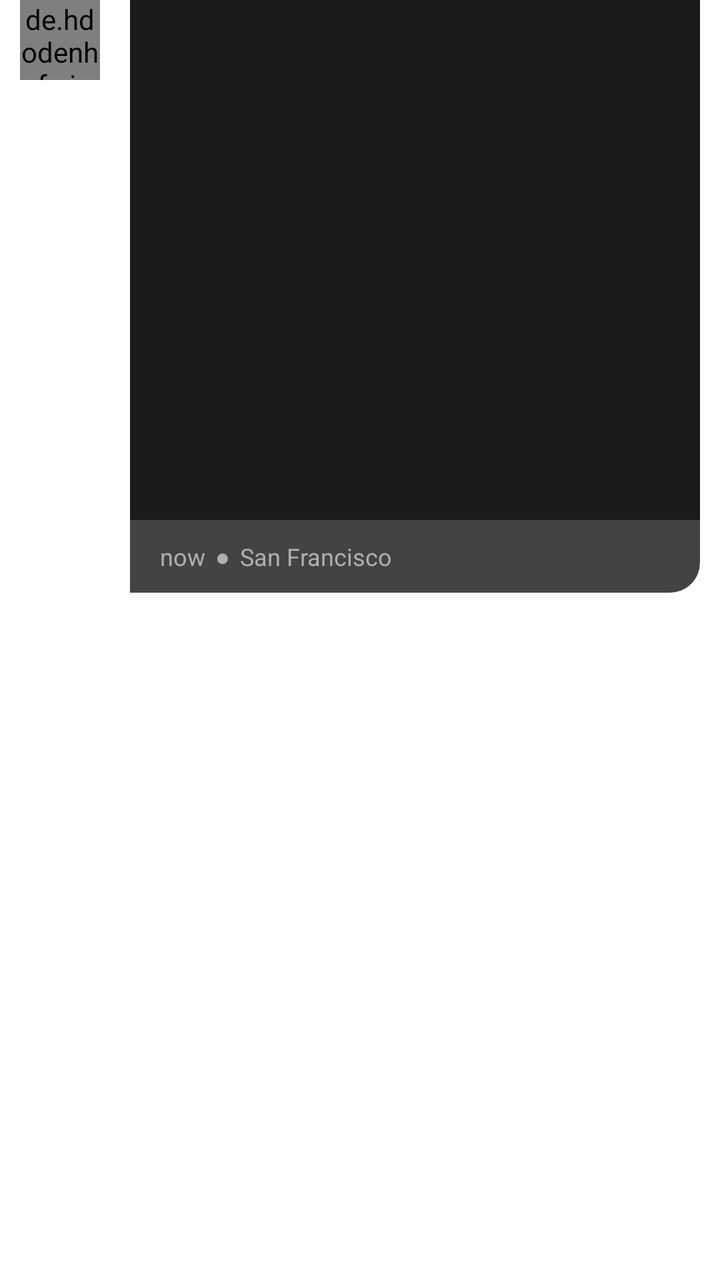
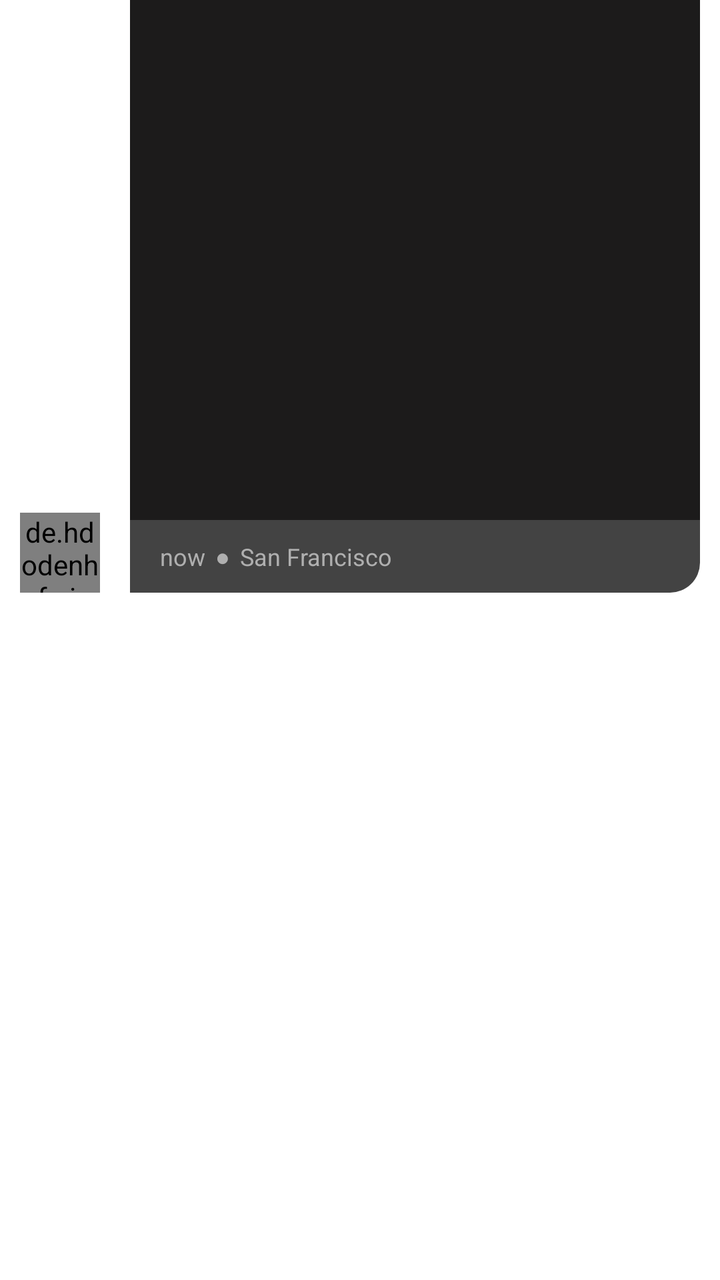

Compare the two renders of this Android layout. The source of the first and the diff that turns it into the second are given below.
<!-- AndroidManifest.xml: application theme Theme.I180479_180531 -->
<!-- res/layout/receive_image_row.xml -->
<?xml version="1.0" encoding="utf-8"?>
<RelativeLayout
    xmlns:android="http://schemas.android.com/apk/res/android"
    android:layout_width="match_parent"
    android:layout_height="wrap_content">

    <RelativeLayout
        android:layout_width="match_parent"
        android:layout_height="wrap_content"
        android:layout_marginStart="65dp"
        android:layout_marginEnd="10dp"
        android:id="@+id/rl_receive_image"
        android:background="@drawable/receive_image_bg">

        <ImageView
            android:layout_width="match_parent"
            android:layout_height="260dp"
            android:id="@+id/image"
            android:background="#1C1B1B"/>

        <TextView
            android:layout_width="wrap_content"
            android:layout_height="wrap_content"
            android:layout_below="@id/image"
            android:text="now"
            android:layout_marginStart="15dp"
            android:textColor="#AFAFAF"
            android:layout_marginTop="10dp"
            android:textSize="12sp"
            android:id="@+id/time"/>

        <TextView
            android:layout_width="wrap_content"
            android:layout_height="wrap_content"
            android:layout_below="@id/image"
            android:text="●"
            android:layout_marginTop="10dp"
            android:layout_marginStart="5dp"
            android:textColor="#AFAFAF"
            android:layout_toEndOf="@+id/time"
            android:textSize="12sp"
            android:id="@+id/round_circle"/>

        <TextView
            android:layout_width="wrap_content"
            android:layout_height="wrap_content"
            android:layout_below="@id/image"
            android:text="San Francisco"
            android:layout_marginTop="10dp"
            android:layout_marginStart="5dp"
            android:textColor="#AFAFAF"
            android:layout_toEndOf="@+id/round_circle"
            android:textSize="12sp"
            android:id="@+id/location"/>

        <View
            android:layout_width="match_parent"
            android:layout_height="10dp"
            android:layout_below="@id/time"/>
    </RelativeLayout>

    <de.hdodenhof.circleimageview.CircleImageView
        android:layout_width="40dp"
        android:layout_height="40dp"
        android:src="@drawable/screen6_dp"
        android:layout_alignBottom="@id/rl_receive_message"
        android:layout_marginStart="10dp"/>

</RelativeLayout>
<!-- resources referenced by this layout -->
<resources>
  <!-- drawable receive_image_bg (drawable) -->
  <?xml version="1.0" encoding="utf-8"?>
  <shape
      xmlns:android="http://schemas.android.com/apk/res/android"
      android:shape="rectangle">
  
      <solid
          android:color="#434343"/>
  
      <corners
          android:bottomRightRadius="15dp"/>
  </shape>
  <!-- drawable screen6_dp: jpg bitmap (drawable, 49046 bytes) -->
  <style name="Theme.I180479_180531" parent="Theme.MaterialComponents.DayNight.NoActionBar">
          
          <item name="colorPrimary">@color/purple_500</item>
          <item name="colorPrimaryVariant">@color/purple_700</item>
          <item name="colorOnPrimary">@color/white</item>
          
          <item name="colorSecondary">@color/teal_200</item>
          <item name="colorSecondaryVariant">@color/teal_700</item>
          <item name="colorOnSecondary">@color/black</item>
          
          <item name="android:statusBarColor" tools:targetApi="l">?attr/colorPrimaryVariant</item>
          
      </style>
  <color name="purple_500">#FF6200EE</color>
  <color name="purple_700">#FF3700B3</color>
  <color name="white">#FFFFFFFF</color>
  <color name="teal_200">#FF03DAC5</color>
  <color name="teal_700">#FF018786</color>
  <color name="black">#FF000000</color>
</resources>

<!-- the commit's change to res/layout/receive_image_row.xml (unified diff, before → after) -->
@@ -63,7 +63,8 @@
         android:layout_width="40dp"
         android:layout_height="40dp"
         android:src="@drawable/screen6_dp"
-        android:layout_alignBottom="@id/rl_receive_message"
-        android:layout_marginStart="10dp"/>
+        android:layout_marginStart="10dp"
+        android:layout_alignBottom="@+id/rl_receive_image"
+        android:id="@+id/dp"/>
 
 </RelativeLayout>
